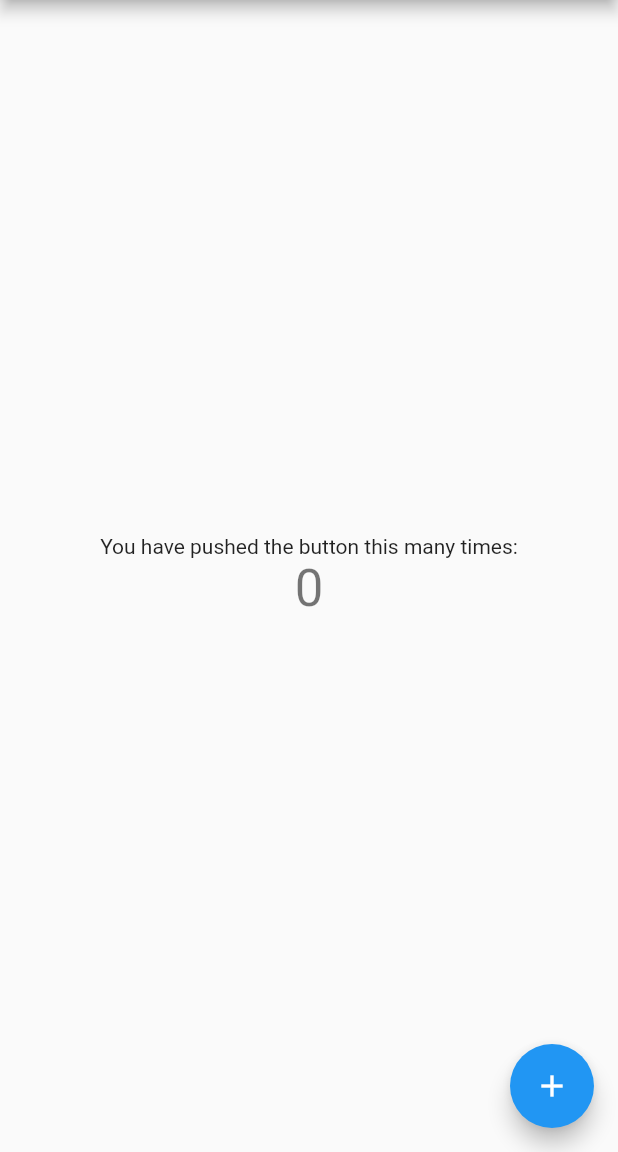
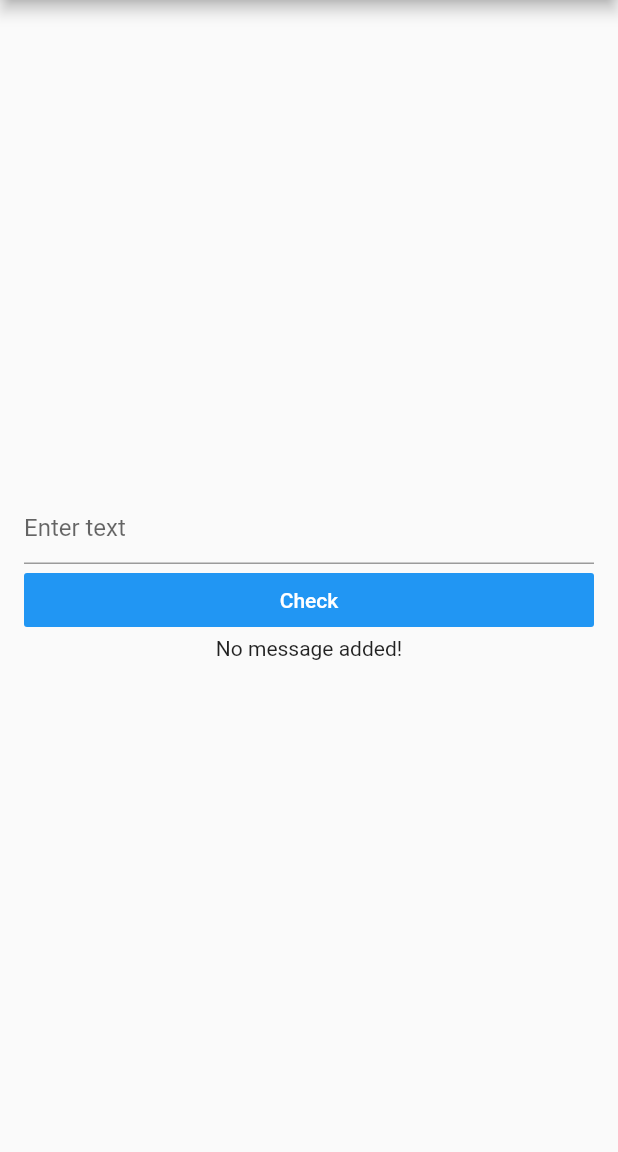
Before and after one commit to shantudas/flutter-playground, a Flutter app: the screen it shows after launch, on a phone screen of 412 x 824 dp, the part 84-1236 px from its top. Run offline on Flutter 3.47's test engine with Material 2 defaults, Android fonts, the phone set to English and light mode, and no system bars.

Commit message:
simple provider implemented

```diff
--- /dev/null
+++ b/lib/HomeScreenProvider.dart
@@ -0,0 +1,22 @@
+import 'package:flutter/cupertino.dart';
+
+class HomeScreenProvider extends ChangeNotifier {
+  String _message = "";
+  bool _isMessageSet = false;
+
+  setMessage(String value) {
+    if(value.isNotEmpty){
+      _message = value;
+      _isMessageSet = true;
+    }else{
+      _isMessageSet = false;
+    }
+
+    //Call this whenever there is some change in any field of change notifier.
+    notifyListeners();
+  }
+
+  String get getMessage => _message;
+
+  bool get isMessageSet => _isMessageSet;
+}
--- a/lib/main.dart
+++ b/lib/main.dart
@@ -1,4 +1,6 @@
 import 'package:flutter/material.dart';
+import 'package:flutter_playground/HomeScreenProvider.dart';
+import 'package:provider/provider.dart';
 
 void main() {
   runApp(MyApp());
@@ -50,18 +52,7 @@ class MyHomePage extends StatefulWidget {
 }
 
 class _MyHomePageState extends State<MyHomePage> {
-  int _counter = 0;
-
-  void _incrementCounter() {
-    setState(() {
-      // This call to setState tells the Flutter framework that something has
-      // changed in this State, which causes it to rerun the build method below
-      // so that the display can reflect the updated values. If we changed
-      // _counter without calling setState(), then the build method would not be
-      // called again, and so nothing would appear to happen.
-      _counter++;
-    });
-  }
+  final textController = TextEditingController();
 
   @override
   Widget build(BuildContext context) {
@@ -71,6 +62,9 @@ class _MyHomePageState extends State<MyHomePage> {
     // The Flutter framework has been optimized to make rerunning build methods
     // fast, so that you can just rebuild anything that needs updating rather
     // than having to individually change instances of widgets.
+    return ChangeNotifierProvider<HomeScreenProvider>(
+      create: (context) => HomeScreenProvider(),
+      child: Builder(builder: (context) {
         return Scaffold(
           appBar: AppBar(
             // Here we take the value from the MyHomePage object that was created by
@@ -80,6 +74,10 @@ class _MyHomePageState extends State<MyHomePage> {
           body: Center(
             // Center is a layout widget. It takes a single child and positions it
             // in the middle of the parent.
+            child: Form(child: Consumer<HomeScreenProvider>(
+                builder: (context, provider, child) {
+              return Padding(
+                padding: const EdgeInsets.all(16.0),
                 child: Column(
                   // Column is also a layout widget. It takes a list of children and
                   // arranges them vertically. By default, it sizes itself to fit its
@@ -97,21 +95,38 @@ class _MyHomePageState extends State<MyHomePage> {
                   // horizontal).
                   mainAxisAlignment: MainAxisAlignment.center,
                   children: <Widget>[
-            Text(
-              'You have pushed the button this many times:',
+                    TextFormField(
+                      controller: textController,
+                      decoration: InputDecoration(
+                        hintText: "Enter text",
                       ),
-            Text(
-              '$_counter',
-              style: Theme.of(context).textTheme.headline4,
                     ),
+                    Container(
+                      width: double.infinity,
+                      child: FlatButton(
+                        child: Text("Check"),
+                        color: Colors.blue,
+                        textColor: Colors.white,
+                        onPressed: () {
+                          //getting the text from TextField and converting it into int
+                          final String value = textController.text;
+
+                          //Calling the method from provider.
+                          provider.setMessage(value);
+                        },
+                      ),
+                    ),
+                    provider.isMessageSet
+                        ? Text(provider.getMessage)
+                        : Text('No message added!')
                   ],
                 ),
+              );
+            })),
           ),
-      floatingActionButton: FloatingActionButton(
-        onPressed: _incrementCounter,
-        tooltip: 'Increment',
-        child: Icon(Icons.add),
-      ), // This trailing comma makes auto-formatting nicer for build methods.
+          // This trailing comma makes auto-formatting nicer for build methods.
+        );
+      }),
     );
   }
 }
--- a/pubspec.yaml
+++ b/pubspec.yaml
@@ -28,6 +28,8 @@ dependencies:
   # The following adds the Cupertino Icons font to your application.
   # Use with the CupertinoIcons class for iOS style icons.
   cupertino_icons: ^0.1.3
+
+  provider: ^4.3.2+2
 
 dev_dependencies:
   flutter_test:
```
Also changed, not shown: pubspec.lock. Lines whose indentation alone changed are shown as unchanged.
